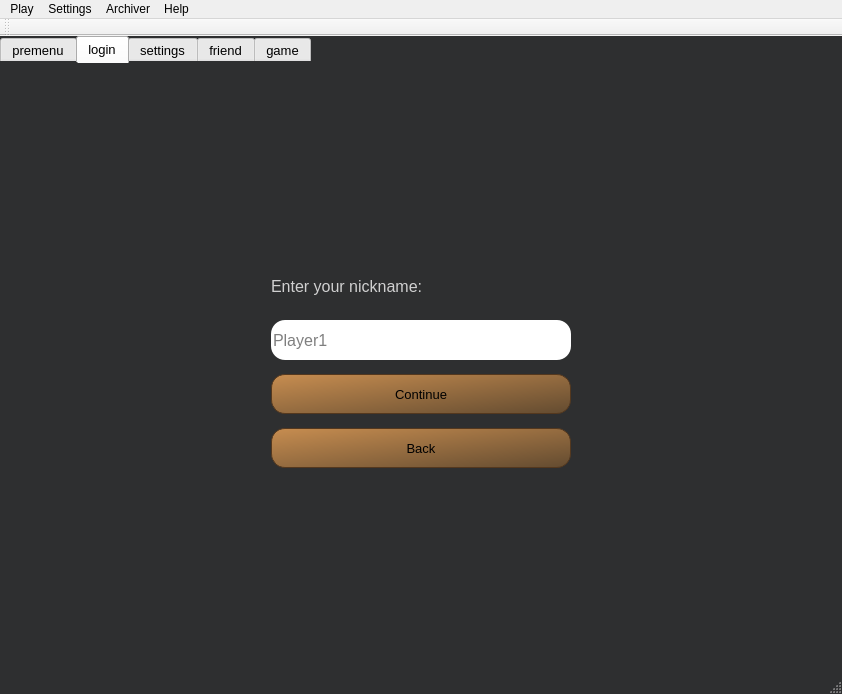
The window that app/mainwindow.ui (redmms/mercury_chess) describes before a commit, drawn with Qt 5.
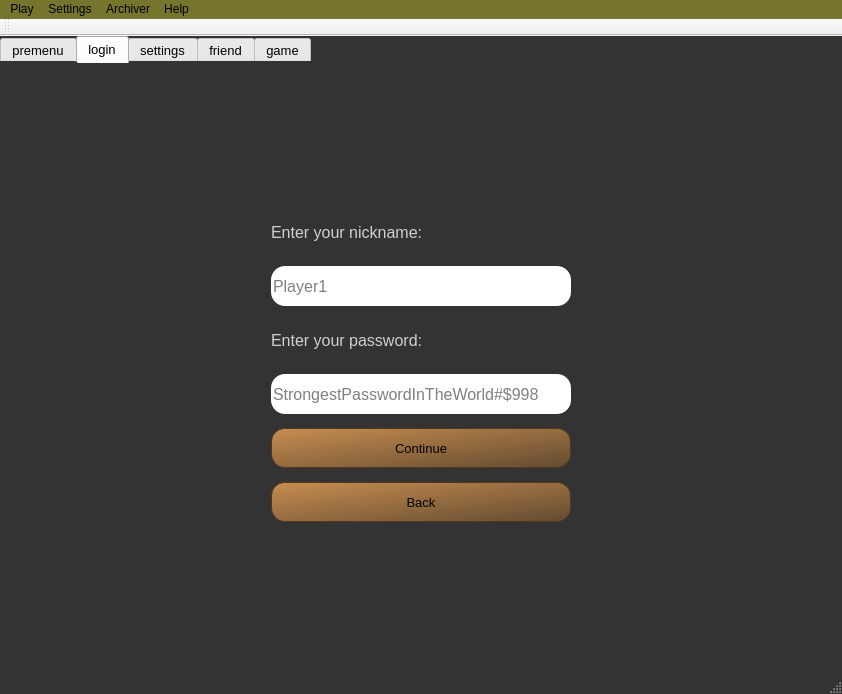
The same window after the commit. The open tabs and pages were chosen to show the change. Icons and pictures are not drawn.

Commit message: Add password to client and server. Add QSqlDatabase (SQLITE) to server.

The edit to the form file:
```diff
--- a/app/mainwindow.ui
+++ b/app/mainwindow.ui
@@ -108,27 +108,27 @@
      <colorrole role="WindowText">
       <brush brushstyle="SolidPattern">
        <color alpha="255">
-        <red>208</red>
-        <green>208</green>
-        <blue>208</blue>
+        <red>231</red>
+        <green>231</green>
+        <blue>231</blue>
        </color>
       </brush>
      </colorrole>
      <colorrole role="Button">
       <brush brushstyle="SolidPattern">
        <color alpha="255">
-        <red>64</red>
-        <green>65</green>
-        <blue>66</blue>
+        <red>35</red>
+        <green>35</green>
+        <blue>35</blue>
        </color>
       </brush>
      </colorrole>
      <colorrole role="Text">
       <brush brushstyle="SolidPattern">
        <color alpha="255">
-        <red>208</red>
-        <green>208</green>
-        <blue>208</blue>
+        <red>231</red>
+        <green>231</green>
+        <blue>231</blue>
        </color>
       </brush>
      </colorrole>
@@ -136,44 +136,44 @@
       <brush brushstyle="SolidPattern">
        <color alpha="255">
         <red>255</red>
-        <green>51</green>
-        <blue>51</blue>
+        <green>0</green>
+        <blue>0</blue>
        </color>
       </brush>
      </colorrole>
      <colorrole role="ButtonText">
       <brush brushstyle="SolidPattern">
        <color alpha="255">
-        <red>208</red>
-        <green>208</green>
-        <blue>208</blue>
+        <red>231</red>
+        <green>231</green>
+        <blue>231</blue>
        </color>
       </brush>
      </colorrole>
      <colorrole role="Base">
       <brush brushstyle="SolidPattern">
        <color alpha="255">
-        <red>46</red>
-        <green>47</green>
-        <blue>48</blue>
+        <red>51</red>
+        <green>51</green>
+        <blue>51</blue>
        </color>
       </brush>
      </colorrole>
      <colorrole role="Window">
       <brush brushstyle="SolidPattern">
        <color alpha="255">
-        <red>46</red>
-        <green>47</green>
-        <blue>48</blue>
+        <red>51</red>
+        <green>51</green>
+        <blue>51</blue>
        </color>
       </brush>
      </colorrole>
      <colorrole role="ToolTipText">
       <brush brushstyle="SolidPattern">
        <color alpha="255">
-        <red>208</red>
-        <green>208</green>
-        <blue>208</blue>
+        <red>231</red>
+        <green>231</green>
+        <blue>231</blue>
        </color>
       </brush>
      </colorrole>
@@ -245,9 +245,9 @@
      <colorrole role="ToolTipText">
       <brush brushstyle="SolidPattern">
        <color alpha="255">
-        <red>208</red>
-        <green>208</green>
-        <blue>208</blue>
+        <red>231</red>
+        <green>231</green>
+        <blue>231</blue>
        </color>
       </brush>
      </colorrole>
@@ -288,7 +288,10 @@
      <verstretch>0</verstretch>
     </sizepolicy>
    </property>
-   <layout class="QVBoxLayout" name="verticalLayout_3">
+   <layout class="QHBoxLayout" name="horizontalLayout">
+    <property name="spacing">
+     <number>0</number>
+    </property>
     <property name="leftMargin">
      <number>0</number>
     </property>
@@ -305,9 +308,39 @@
      <widget class="QTabWidget" name="tabWidget">
       <property name="palette">
        <palette>
-        <active/>
-        <inactive/>
-        <disabled/>
+        <active>
+         <colorrole role="HighlightedText">
+          <brush brushstyle="SolidPattern">
+           <color alpha="255">
+            <red>71</red>
+            <green>32</green>
+            <blue>5</blue>
+           </color>
+          </brush>
+         </colorrole>
+        </active>
+        <inactive>
+         <colorrole role="HighlightedText">
+          <brush brushstyle="SolidPattern">
+           <color alpha="255">
+            <red>231</red>
+            <green>231</green>
+            <blue>231</blue>
+           </color>
+          </brush>
+         </colorrole>
+        </inactive>
+        <disabled>
+         <colorrole role="HighlightedText">
+          <brush brushstyle="SolidPattern">
+           <color alpha="255">
+            <red>231</red>
+            <green>231</green>
+            <blue>231</blue>
+           </color>
+          </brush>
+         </colorrole>
+        </disabled>
        </palette>
       </property>
       <property name="font">
@@ -1187,6 +1220,100 @@
             </property>
            </widget>
           </item>
+          <item>
+           <widget class="QLabel" name="login_header_2">
+            <property name="minimumSize">
+             <size>
+              <width>300</width>
+              <height>40</height>
+             </size>
+            </property>
+            <property name="maximumSize">
+             <size>
+              <width>300</width>
+              <height>40</height>
+             </size>
+            </property>
+            <property name="palette">
+             <palette>
+              <active>
+               <colorrole role="WindowText">
+                <brush brushstyle="SolidPattern">
+                 <color alpha="255">
+                  <red>85</red>
+                  <green>255</green>
+                  <blue>0</blue>
+                 </color>
+                </brush>
+               </colorrole>
+              </active>
+              <inactive>
+               <colorrole role="WindowText">
+                <brush brushstyle="SolidPattern">
+                 <color alpha="255">
+                  <red>208</red>
+                  <green>208</green>
+                  <blue>208</blue>
+                 </color>
+                </brush>
+               </colorrole>
+              </inactive>
+              <disabled>
+               <colorrole role="WindowText">
+                <brush brushstyle="SolidPattern">
+                 <color alpha="96">
+                  <red>164</red>
+                  <green>166</green>
+                  <blue>168</blue>
+                 </color>
+                </brush>
+               </colorrole>
+              </disabled>
+             </palette>
+            </property>
+            <property name="font">
+             <font>
+              <pointsize>12</pointsize>
+             </font>
+            </property>
+            <property name="text">
+             <string>Enter your password:</string>
+            </property>
+            <property name="alignment">
+             <set>Qt::AlignLeading|Qt::AlignLeft|Qt::AlignVCenter</set>
+            </property>
+           </widget>
+          </item>
+          <item>
+           <widget class="QLineEdit" name="login_password">
+            <property name="minimumSize">
+             <size>
+              <width>300</width>
+              <height>40</height>
+             </size>
+            </property>
+            <property name="maximumSize">
+             <size>
+              <width>300</width>
+              <height>40</height>
+             </size>
+            </property>
+            <property name="font">
+             <font>
+              <pointsize>12</pointsize>
+             </font>
+            </property>
+            <property name="styleSheet">
+             <string notr="true">border-radius: 14;</string>
+            </property>
+            <property name="text">
+             <string/>
+            </property>
+            <property name="placeholderText">
+             <string>StrongestPasswordInTheWorld#$998</string>
+            </property>
+           </widget>
+          </item>
           <item>
            <widget class="QPushButton" name="end_login_button">
             <property name="sizePolicy">
@@ -6263,6 +6390,9 @@
      <height>21</height>
     </rect>
    </property>
+   <property name="styleSheet">
+    <string notr="true">background-color: #75752d</string>
+   </property>
    <property name="defaultUp">
     <bool>false</bool>
    </property>
```
Left out of the diff: 8 changed lines with no effect on the pictures. The commit also changes 12 other files.
